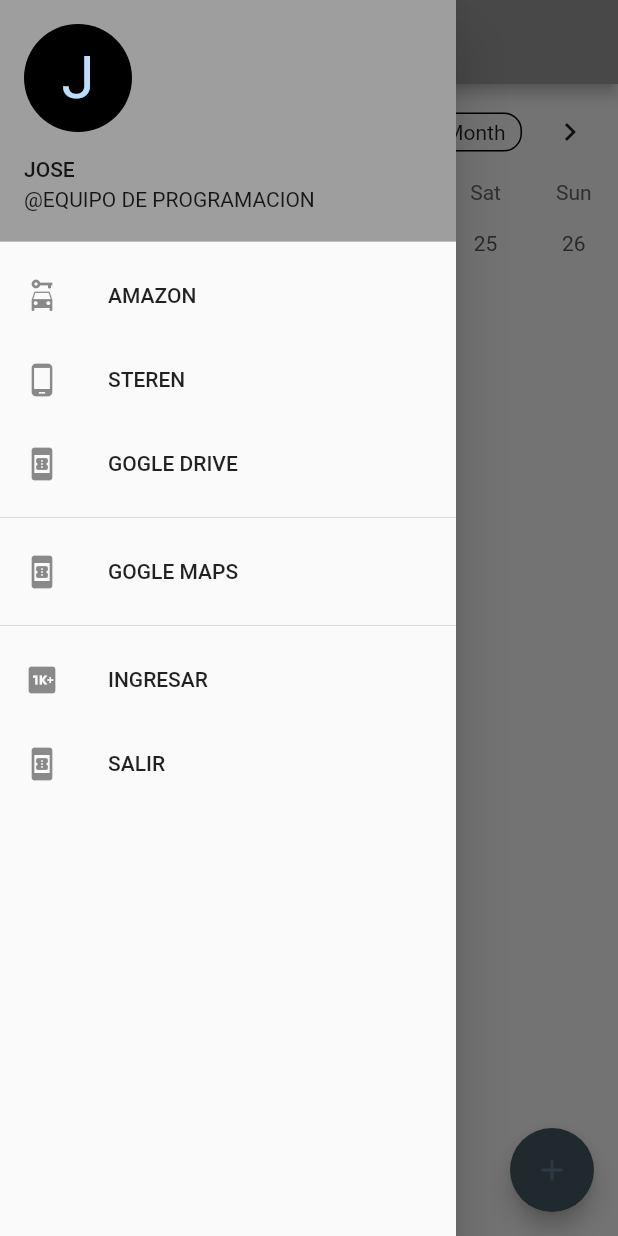
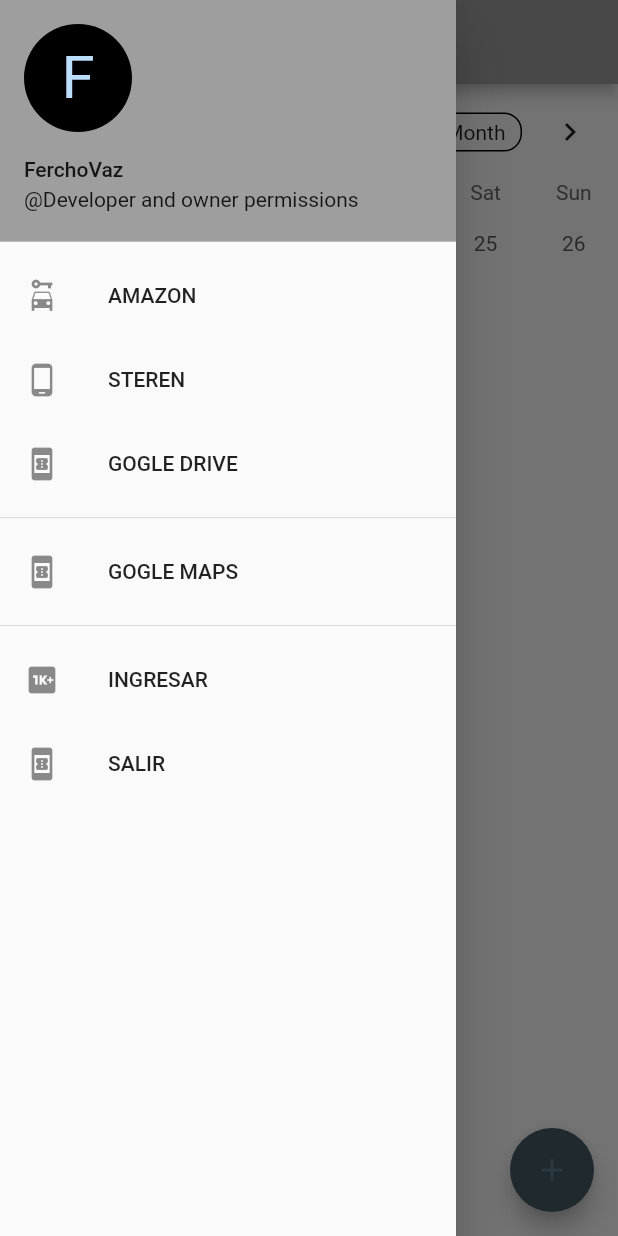
Before and after one commit to fercho-discuciones/Avances_P_final, a Flutter app: the screen it shows after launch, with the side drawer open, on a phone screen of 412 x 824 dp. Run offline on Flutter 3.47's test engine with Material 2 defaults, Android fonts, the phone set to English and light mode, and no system bars; drawn by our look-alikes of table_calendar; our stand-ins replace shared_preferences.

Commit message:
two
second

```diff
--- a/lib/FirstScreen.dart
+++ b/lib/FirstScreen.dart
@@ -1,29 +1,33 @@
-// ignore_for_file: file_names, prefer_const_constructors, use_key_in_widget_constructors, dead_code, unused_label, import_of_legacy_library_into_null_safe, avoid_print, prefer_final_fields, override_on_non_overriding_member, unused_field, annotate_overrides, must_be_immutable, non_constant_identifier_names, unused_element, prefer_equal_for_default_values, deprecated_member_use, prefer_const_constructors_in_immutables, unused_local_variable, await_only_futures, unnecessary_null_comparison, prefer_const_literals_to_create_immutables
+// ignore_for_file: file_names, prefer_const_constructors, use_key_in_widget_constructors, dead_code, unused_label, import_of_legacy_library_into_null_safe, avoid_print, prefer_final_fields, override_on_non_overriding_member, unused_field, annotate_overrides, must_be_immutable, non_constant_identifier_names, unused_element, prefer_equal_for_default_values, deprecated_member_use, prefer_const_constructors_in_immutables, unused_local_variable, await_only_futures, unnecessary_null_comparison, prefer_const_literals_to_create_immutables, unused_import
 
 import 'package:flutter/material.dart';
 import 'package:proyectofinal001/CreateNote.dart';
 import 'package:proyectofinal001/Theme.dart';
 import 'package:table_calendar/table_calendar.dart';
 import 'package:url_launcher/url_launcher.dart';
+import 'package:shared_preferences/shared_preferences.dart';
 
 class FirstScreen extends StatefulWidget {
+
   @override
   State<FirstScreen> createState() => _FirstScreenState();
 }
 
 class _FirstScreenState extends State<FirstScreen> {
+
   CalendarFormat format = CalendarFormat.week;
   DateTime selectedDay = DateTime.now();
   DateTime focusedDay = DateTime.now();
   String _texto = '';
-  List<Nota> notas=[];
+
+  List<Nota> notas = [];
   void addNote() async {
     var data = await Navigator.push(context, MaterialPageRoute(builder: (context) => Import()));
     if (data != null){
       Nota nota = Nota(data['title'], data['cont'], data['them']);
-      setState(() => notas.add(nota));
+      setState(()=> notas.add(nota)
+      );
     }
-
   }
 
   @override
@@ -34,12 +38,12 @@ class _FirstScreenState extends State<FirstScreen> {
         child: ListView(
           children: <Widget>[
             UserAccountsDrawerHeader(
-              accountName: Text('JOSE'),
-              accountEmail: Text('@EQUIPO DE PROGRAMACION'),
+              accountName: Text('FerchoVaz'),
+              accountEmail: Text('@Developer and owner permissions'),
               currentAccountPicture: CircleAvatar(
                 backgroundColor: Colors.black,
                 child: Text(
-                  'J',
+                  'F',
                   style: TextStyle(fontSize: 40.0),
                 ),
               ),
@@ -137,32 +141,15 @@ class _FirstScreenState extends State<FirstScreen> {
                 titleTextStyle: TextStyle(fontSize: 17.5)
               ),
             ),
-
-            /*Text(_texto),
-            SizedBox(height: 20),
-            RaisedButton(
-              child: Text('Editar'),
-              onPressed: () {
-                Navigator.of(context)
-                    .push(MaterialPageRoute(
-                  builder: (context) => EditScreen(_texto),
-                ))
-                    .then((result) {
-                  if (result != null) {
-                    setState(() {
-                      _texto = result;
-                    });
-                  }
-                });
-              },
-            )*/
             ListView.separated(
               padding: const EdgeInsets.all(10),
               itemCount: notas.length,
               physics: const NeverScrollableScrollPhysics(),
               shrinkWrap: true,
               itemBuilder: (BuildContext context, int index){
-                return Container(
+                return Dismissible(
+                  key: ObjectKey(notas[index]),
+                  child: Container(
                   alignment: Alignment.center,
                   margin: EdgeInsets.all(10.0),
                   color: notas[index].color,
@@ -171,8 +158,16 @@ class _FirstScreenState extends State<FirstScreen> {
                       Text(notas[index].titulo,style: Theme.of(context).textTheme.headline5),
                       SizedBox(height: 20),
                       Text(notas[index].descripcion ,style: Theme.of(context).textTheme.headline6, textAlign: TextAlign.left,),
+                      SizedBox(height: 20),
+                      ElevatedButton(onPressed: ()=> print(index), child: Text('$index'))
                     ]
+                    ),
                   ),
+                onDismissed: (direction){
+                  setState(() {
+                    notas.removeAt(index);
+                  });
+                },
                 );
               },
               separatorBuilder: (BuildContext context, int index) => const Divider()
```
Also changed, not shown: lib/CreateNote.dart (+7 -7 lines).
